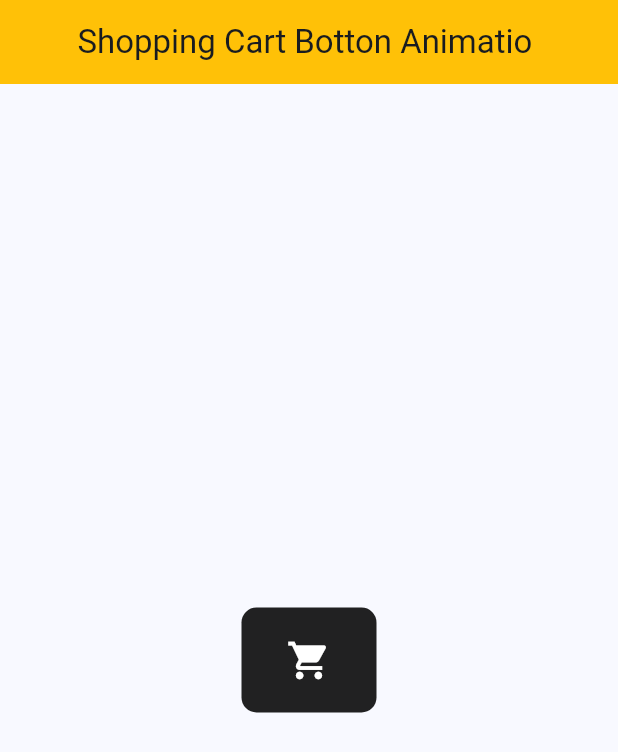
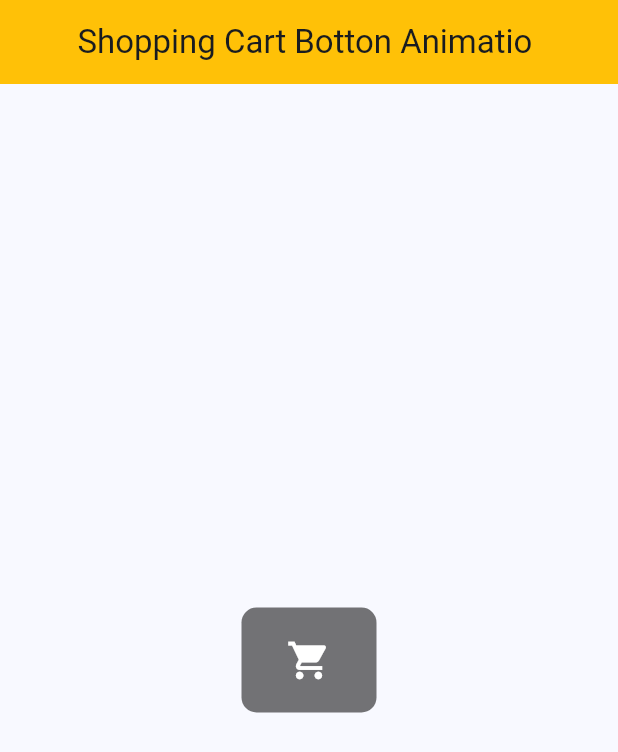
Before and after one commit to nareshptt/Flutter--Animations, a Flutter app: the screen it shows after launch, on a phone screen of 412 x 824 dp. Shown: the top 752 px of the screen. Run offline on Flutter 3.47's test engine with Material 3 defaults, Android fonts, the phone set to English and light mode, and no system bars.

Commit message:
Some Changes in Botton

```diff
--- a/lib/Add to cart animation.dart
+++ b/lib/Add to cart animation.dart
@@ -29,7 +29,7 @@ class _AddToCartState extends State<AddToCart> {
             height: 70,
             width: isExpended ? 220 : 90,
             decoration: BoxDecoration(
-                color: isExpended ? Colors.green : Colors.black87,
+                color: isExpended ? Colors.green : Colors.black54,
                 borderRadius: BorderRadius.circular(isExpended ? 50 : 10)),
             child: Row(
               mainAxisAlignment: MainAxisAlignment.center,
```
